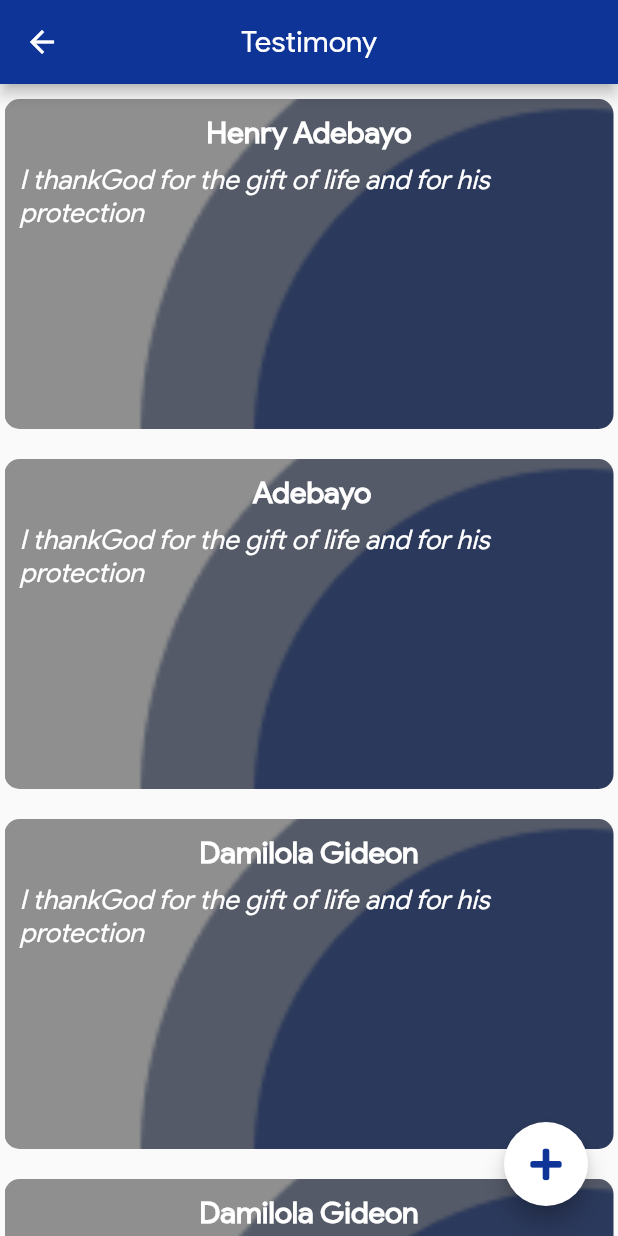
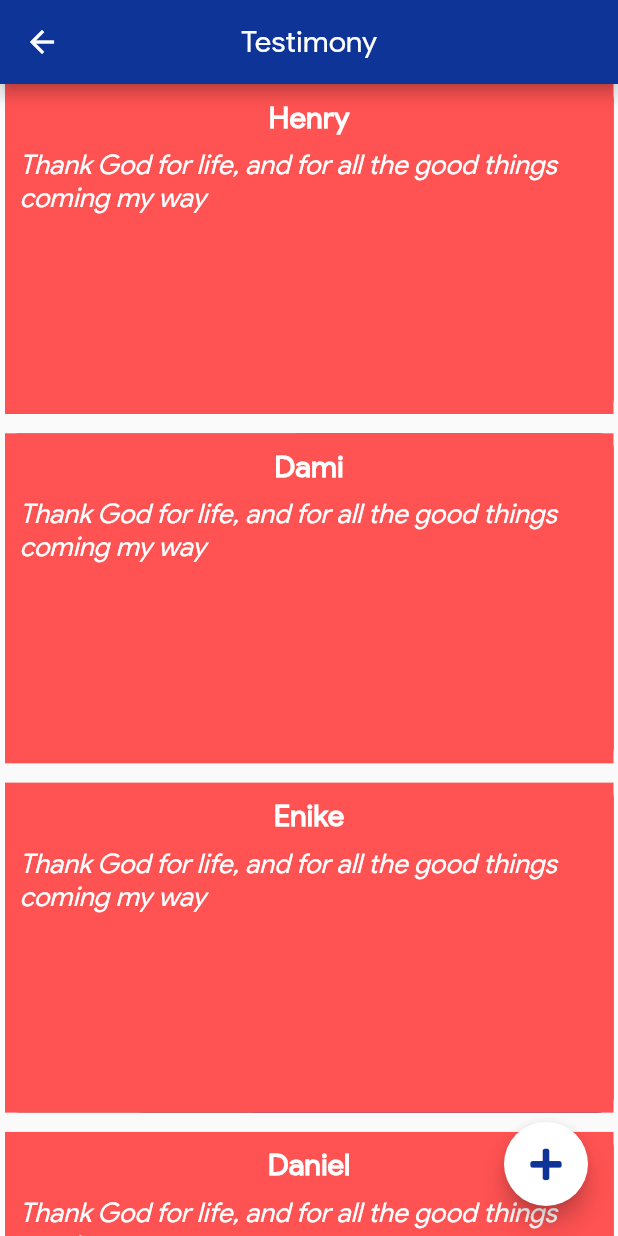
Before and after one commit to henryadebayo/Stea_app, a Flutter app: the HomeScreen screen opened directly, after a tap on "Prayers", on a phone screen of 412 x 824 dp. Run offline on Flutter 3.47's test engine with Material 2 defaults, Android fonts, the phone set to English and light mode, and no system bars; our stand-ins replace firebase_core, firebase_storage, flutter_screenutil, font_awesome_flutter, image_picker, permission_handler; accounts and stored records are empty.

```diff
--- /dev/null
+++ b/lib/models/testimonyModel.dart
@@ -0,0 +1,35 @@
+class TestimonyModel {
+  String name;
+  String details;
+  TestimonyModel({
+    this.name,
+    this.details,
+  });
+}
+
+List<TestimonyModel> tes = [
+  TestimonyModel(
+      name: "Henry",
+      details: "Thank God for life, and for all the good things coming my way"),
+  TestimonyModel(
+      name: "Dami",
+      details: "Thank God for life, and for all the good things coming my way"),
+  TestimonyModel(
+      name: "Enike",
+      details: "Thank God for life, and for all the good things coming my way"),
+  TestimonyModel(
+      name: "Daniel",
+      details: "Thank God for life, and for all the good things coming my way"),
+  TestimonyModel(
+      name: "Mary",
+      details: "Thank God for life, and for all the good things coming my way"),
+  TestimonyModel(
+      name: "Grace",
+      details: "Thank God for life, and for all the good things coming my way"),
+  TestimonyModel(
+      name: "Toke",
+      details: "Thank God for life, and for all the good things coming my way"),
+  TestimonyModel(
+      name: "Tola",
+      details: "Thank God for life, and for all the good things coming my way"),
+];
--- a/lib/pages/home.dart
+++ b/lib/pages/home.dart
@@ -49,17 +49,17 @@ class _HomeScreenState extends State<HomeScreen> {
           crossAxisAlignment: CrossAxisAlignment.start,
           children: [
             Padding(
-              padding: EdgeInsets.symmetric(horizontal: 0, vertical: 8),
+              padding: EdgeInsets.symmetric(horizontal: 8.w, vertical: 8.h),
               child: Column(children: [
                 Text(
                   "Hi $firstName",
                   style: TextStyle(
                     fontFamily: KfontFamily,
-                    fontSize: 15.0,
+                    fontSize: 15.0.sp,
                   ),
                 ),
                 Padding(
-                  padding: EdgeInsets.symmetric(horizontal: 8, vertical: 0),
+                  padding: EdgeInsets.only(left: 8.w),
                   child: Text(
                     "Welcome",
                     style: TextStyle(fontSize: 20.0.sp),
@@ -109,7 +109,7 @@ class _HomeScreenState extends State<HomeScreen> {
                                 builder: (BuildContext context) => AboutUs()));
                           },
                           child: Container(
-                            height: 170.0.h,
+                            height: 150.0.h,
                             width: double.infinity.w,
                             decoration: BoxDecoration(
                               image: DecorationImage(
@@ -138,7 +138,7 @@ class _HomeScreenState extends State<HomeScreen> {
                                     TestimonyPage()));
                           },
                           child: Container(
-                            height: 170.0.h,
+                            height: 150.0.h,
                             width: double.infinity.w,
                             decoration: BoxDecoration(
                                 image: DecorationImage(
--- a/lib/pages/testimonyPage.dart
+++ b/lib/pages/testimonyPage.dart
@@ -1,7 +1,7 @@
-import 'dart:ui';
-
 import 'package:flutter/material.dart';
+import 'package:flutter_screenutil/flutter_screenutil.dart';
 import 'package:font_awesome_flutter/font_awesome_flutter.dart';
+import 'package:stea/models/testimonyModel.dart';
 import 'package:stea/pages/AddTestimonyPage.dart';
 import 'package:stea/widgets/const.dart';
 import 'package:stea/widgets/testimonyItem.dart';
@@ -18,65 +18,53 @@ class _TestimonyPageState extends State<TestimonyPage> {
   Widget build(BuildContext context) {
     return Scaffold(
       appBar: AppBar(
-          centerTitle:true,
+        centerTitle: true,
         backgroundColor: KdarkBlueColour,
-          title:Title(color: Colors.white,
+        title: Title(
+          color: Colors.white,
           child: Text("Testimony"),
         ),
       ),
-      body:
-          Stack(
-             children:[ Padding(
+      body: Stack(children: [
+        Padding(
           padding: EdgeInsets.only(left: 3.0, right: 3.0),
-    child: SingleChildScrollView(
+          child: ListView.builder(
+              scrollDirection: Axis.vertical,
+              itemCount: tes.length,
+              itemBuilder: (context, index) {
+                return Column(
+                  children: [
+                    Container(
                       child: Column(
-                   mainAxisAlignment: MainAxisAlignment.end,
-                   children:[
-                     SizedBox(height: 10.0,),
+                        children: [
                           testimonyItem(
-                     testifyerName: "Henry Adebayo",
-                     testifyerText: "I thankGod for the gift of life and for his protection ",
+                            testifyerName: tes[index].name,
+                            testifyerText: tes[index].details,
                           ),
-                     SizedBox(height: 20.0,),
-          testimonyItem(
-                 testifyerName: " Adebayo",
-                 testifyerText: "I thankGod for the gift of life and for his protection ",
-          ),
-        SizedBox(height: 20.0,),
-        testimonyItem(
-        testifyerName: "Damilola Gideon",
-        testifyerText: "I thankGod for the gift of life and for his protection ",
-      ),
-                     SizedBox(height: 20.0,),
-                     testimonyItem(
-                       testifyerName: "Damilola Gideon",
-                       testifyerText: "I thankGod for the gift of life and for his protection ",
-                     ),
-
-
-
+                          SizedBox(height: 10.0.h),
                         ],
                       ),
                     ),
-
+                  ],
+                );
+              }),
         ),
         Positioned(
           right: 20.0,
           bottom: 20.0,
           child: FloatingActionButton(
-                       onPressed: (){
-                         Navigator.of(context).push(MaterialPageRoute(builder: (BuildContext context) => AddTestimony()));
+            onPressed: () {
+              Navigator.of(context).push(MaterialPageRoute(
+                  builder: (BuildContext context) => AddTestimony()));
             },
             backgroundColor: Colors.white,
             child: Icon(
-
               FontAwesomeIcons.plus,
               color: KdarkBlueColour,
             ),
           ),
         )
-           ]
-           ),
+      ]),
     );
   }
 }
--- a/lib/widgets/testimonyItem.dart
+++ b/lib/widgets/testimonyItem.dart
@@ -1,15 +1,11 @@
 import 'package:flutter/material.dart';
 
 class testimonyItem extends StatelessWidget {
-
   String testifyerName;
   String testifyerText;
-  testimonyItem({
-  this.testifyerName,
-  this.testifyerText});
+  testimonyItem({this.testifyerName, this.testifyerText});
 
   @override
-
   Widget build(BuildContext context) {
     return Container(
       height: 220,
@@ -17,20 +13,31 @@ class testimonyItem extends StatelessWidget {
       decoration: BoxDecoration(
         borderRadius: BorderRadius.circular(10.0),
         image: DecorationImage(
-          image: AssetImage("images/icon1.png"),
-          fit: BoxFit.cover
+            image: AssetImage("images/icon1.png"), fit: BoxFit.cover),
+      ),
+      child: Container(
+        decoration: BoxDecoration(color: Colors.redAccent),
+        child: Column(
+          children: [
+            SizedBox(height: 10.0),
+            Text(
+              testifyerName,
+              style: TextStyle(
+                  color: Colors.white,
+                  fontWeight: FontWeight.w900,
+                  fontSize: 20.0),
+            ),
+            Padding(
+                padding: EdgeInsets.only(left: 10.0, right: 5.0, top: 8.0),
+                child: Text(
+                  testifyerText,
+                  style: TextStyle(
+                      color: Colors.white,
+                      fontSize: 18.0,
+                      fontStyle: FontStyle.italic),
+                )),
+          ],
         ),
-      ),
-      child: Column(
-        children: [
-          SizedBox(height:10.0),
-          Text(testifyerName, style: TextStyle( color: Colors.white,
-              fontWeight: FontWeight.w900, fontSize:20.0),),
-          Padding(
-            padding:EdgeInsets.only(left:10.0,right: 5.0,top:8.0),
-              child:
-          Text(testifyerText, style: TextStyle( color: Colors.white,fontSize:18.0, fontStyle:FontStyle.italic),)),
-        ],
       ),
     );
   }
```
Also changed, not shown: lib/pages/register.dart (+9 -8 lines), lib/widgets/devotionalsItem.dart (+1 -11 lines), lib/widgets/sigIn_widget.dart (+25 -24 lines). Lines whose indentation alone changed are shown as unchanged.
